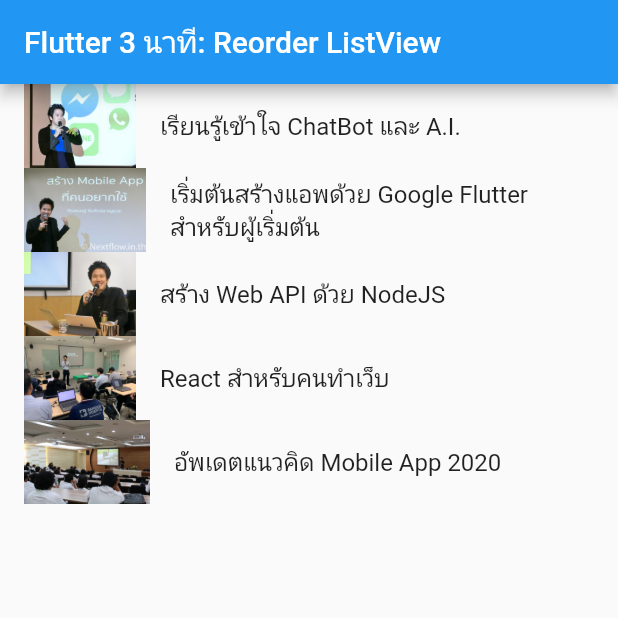
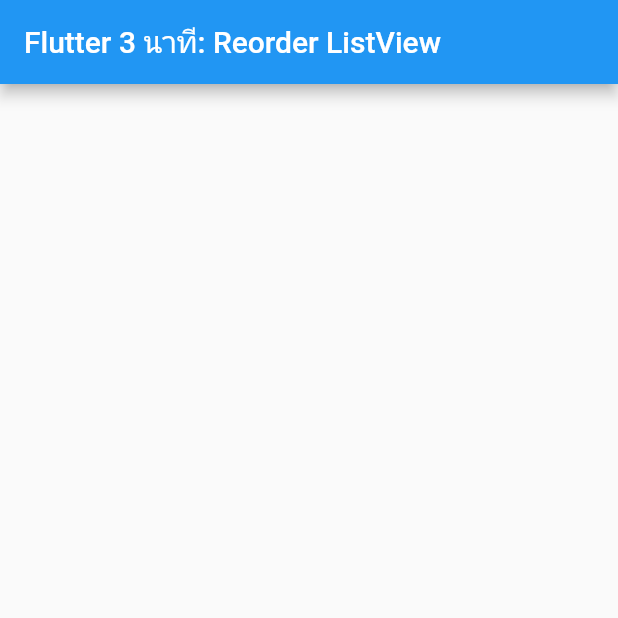
Before and after one commit to teerasej/nextflow_widget_reorderlistview, a Flutter app: the screen it shows after launch, on a phone screen of 412 x 824 dp, the top half of it. Run offline on Flutter 3.47's test engine with Material 2 defaults, Android fonts, the phone set to English and light mode, and no system bars.

Commit message:
for start

```diff
--- a/lib/main.dart
+++ b/lib/main.dart
@@ -59,29 +59,7 @@ class _MyHomePageState extends State<MyHomePage> {
       appBar: AppBar(
         title: Text(widget.title),
       ),
-      body: ReorderableListView(
-        children: <Widget>[
-          for (final course in _courses)
-            ListTile(
-              key: ValueKey(course),
-              leading: Image(
-                image: AssetImage(course.imageLocation),
-                fit: BoxFit.cover,
-              ),
-              title: Text(course.name),
-            )
-        ],
-        onReorder: (int oldIndex, int newIndex) {
-          setState(() {
-            if (newIndex > oldIndex) {
-              newIndex -= 1;
-            }
-
-            final item = _courses.removeAt(oldIndex);
-            _courses.insert(newIndex, item);
-          });
-        },
-      ),
+      body: Container(),
     );
   }
 }
```
